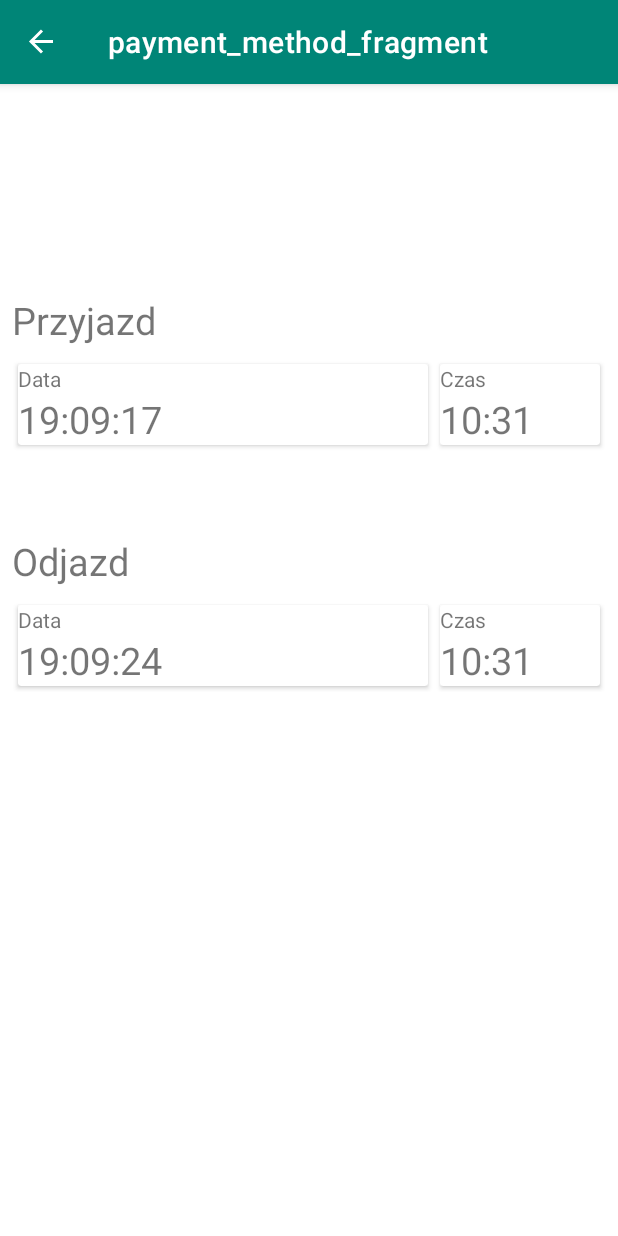
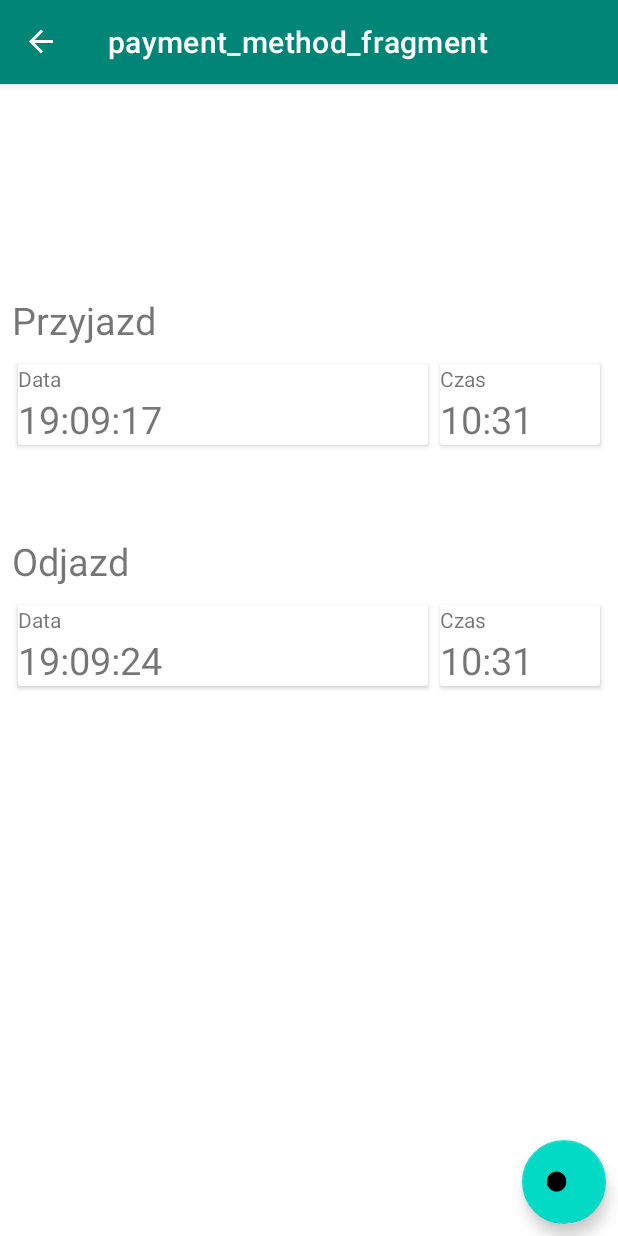
Before and after one commit to PatrykMa/ParCar, an Android app: the fragment AddDepartureTimeFragment placed in its activity, in the side drawer, after a tap on "Formy płatności", on a phone screen of 412 x 824 dp. Run offline under Robolectric (Android 15) with nearby library versions, the phone set to English and light mode, and no system bars; our stand-ins replace Room's generated code, data binding, navigation-ui; libraries missing offline, so code that uses them is left out: org.jetbrains.anko; 1 statement that could not run was skipped.

Commit message:
add adding payment form

```diff
--- a/app/src/main/java/pl/com/patryk/parcar/PaymentMethodFragment.kt
+++ b/app/src/main/java/pl/com/patryk/parcar/PaymentMethodFragment.kt
@@ -8,6 +8,7 @@ import android.view.View
 import android.view.ViewGroup
 import androidx.fragment.app.viewModels
 import androidx.lifecycle.observe
+import androidx.navigation.fragment.findNavController
 import pl.com.patryk.parcar.databinding.PaymentMethodFragmentBinding
 import pl.com.patryk.parcar.models.AddDepartureViewModel
 import pl.com.patryk.parcar.models.PaymentFormViewModel
@@ -36,6 +37,10 @@ class PaymentMethodFragment : Fragment() {
         binding.recycleViewPaymentForms.adapter = adapter
         subscribeUi(adapter)
 
+        binding.addButton.setOnClickListener{
+            findNavController().navigate(R.id.action_paymentMethodFragment_to_addPaymentFormDialogFragment)
+        }
+
         setHasOptionsMenu(true)
         return binding.root
     }
--- a/app/src/main/java/pl/com/patryk/parcar/data/PaymentFormDao.kt
+++ b/app/src/main/java/pl/com/patryk/parcar/data/PaymentFormDao.kt
@@ -18,6 +18,9 @@ interface PaymentFormDao {
     @Insert(onConflict = OnConflictStrategy.REPLACE)
     fun insertAll(payments: List<PaymentForm>)
 
+    @Insert(onConflict = OnConflictStrategy.REPLACE)
+    fun insert(paymentForm: PaymentForm)
+
     @Delete
     fun delete(toDelete:PaymentForm)
 }
--- a/app/src/main/java/pl/com/patryk/parcar/data/PaymentFormRepository.kt
+++ b/app/src/main/java/pl/com/patryk/parcar/data/PaymentFormRepository.kt
@@ -7,6 +7,8 @@ class PaymentFormRepository private constructor(private val paymentFormDao: Paym
     fun getPeymentForm(id:Int) = paymentFormDao.getPaymentForm(id)
 
     fun delete(paymentForm: PaymentForm) = paymentFormDao.delete(paymentForm)
+
+    fun insert(paymentForm: PaymentForm) = paymentFormDao.insert(paymentForm)
 
     companion object {
 
--- a/app/src/main/java/pl/com/patryk/parcar/models/PaymentFormDialogFragmentViewModel.kt
+++ b/app/src/main/java/pl/com/patryk/parcar/models/PaymentFormDialogFragmentViewModel.kt
@@ -13,4 +13,9 @@ class PaymentFormDialogFragmentViewModel internal constructor(paymentFormReposit
     {
         doAsync { paymentFormRepository.delete(paymentFormRepository.getPeymentForm(id.toInt())) }
     }
+
+    fun add(name:String)
+    {
+        doAsync { paymentFormRepository.insert(PaymentForm(name)) }
+    }
 }
--- a/app/src/main/res/layout/departure_fragment.xml
+++ b/app/src/main/res/layout/departure_fragment.xml
@@ -15,7 +15,7 @@
                 android:layout_height="wrap_content"
                 android:clickable="true" android:id="@+id/addButton" android:layout_marginBottom="8dp"
                 app:layout_constraintBottom_toBottomOf="parent" android:layout_marginEnd="8dp"
-                app:layout_constraintEnd_toEndOf="parent"/>
+                app:layout_constraintEnd_toEndOf="parent" android:focusable="true"/>
         <androidx.recyclerview.widget.RecyclerView
                 android:layout_width="0dp"
                 android:layout_height="0dp" android:layout_marginBottom="8dp"
--- a/app/src/main/res/layout/list_item_payment_form.xml
+++ b/app/src/main/res/layout/list_item_payment_form.xml
@@ -20,7 +20,7 @@
                         android:layout_width="wrap_content"
                         android:layout_height="wrap_content" android:layout_weight="4">
                     <TextView
-                            android:text="gotówka"
+                            android:text="@{paymentForm.name}"
                             android:layout_width="wrap_content"
                             android:layout_height="wrap_content" android:id="@+id/textView_name" android:textSize="32sp"
                     />
--- a/app/src/main/res/layout/payment_method_fragment.xml
+++ b/app/src/main/res/layout/payment_method_fragment.xml
@@ -8,6 +8,13 @@
             android:layout_width="match_parent"
             android:layout_height="match_parent"
             tools:context=".PaymentMethodFragment" android:id="@+id/frameLayout5">
+        <com.google.android.material.floatingactionbutton.FloatingActionButton
+                android:src="@android:drawable/btn_plus"
+                android:layout_width="wrap_content"
+                android:layout_height="wrap_content"
+                android:clickable="true" android:id="@+id/addButton" android:layout_marginBottom="8dp"
+                app:layout_constraintBottom_toBottomOf="parent" android:layout_marginEnd="8dp"
+                app:layout_constraintEnd_toEndOf="parent"/>
         <androidx.recyclerview.widget.RecyclerView
                 android:id="@+id/recycleView_paymentForms"
                 android:layout_width="0dp"
--- a/app/src/main/res/navigation/nav_graph.xml
+++ b/app/src/main/res/navigation/nav_graph.xml
@@ -42,6 +42,8 @@
               android:label="payment_method_fragment" tools:layout="@layout/payment_method_fragment">
         <action android:id="@+id/action_paymentMethodFragment_to_paymentFormDialogfragment"
                 app:destination="@id/paymentFormDialogfragment"/>
+        <action android:id="@+id/action_paymentMethodFragment_to_addPaymentFormDialogFragment"
+                app:destination="@id/addPaymentFormDialogFragment"/>
     </fragment>
     <dialog android:id="@+id/paymentFormDialogfragment"
             android:name="pl.com.patryk.parcar.views.PaymentFormDialogFragment"
@@ -49,4 +51,7 @@
         <argument android:name="name" app:argType="string"/>
         <argument android:name="id" app:argType="integer"/>
     </dialog>
+    <dialog android:id="@+id/addPaymentFormDialogFragment"
+            android:name="pl.com.patryk.parcar.views.AddPaymentFormDialogFragment"
+            android:label="AddPaymentFormDialogFragment"/>
 </navigation>
```
Also changed, not shown: app/src/main/java/pl/com/patryk/parcar/views/AddPaymentFormDialogFragment.kt (added, +37 -0 lines), app/src/main/res/layout/payment_form_add_dialog_fragment.xml (added, +38 -0 lines).
